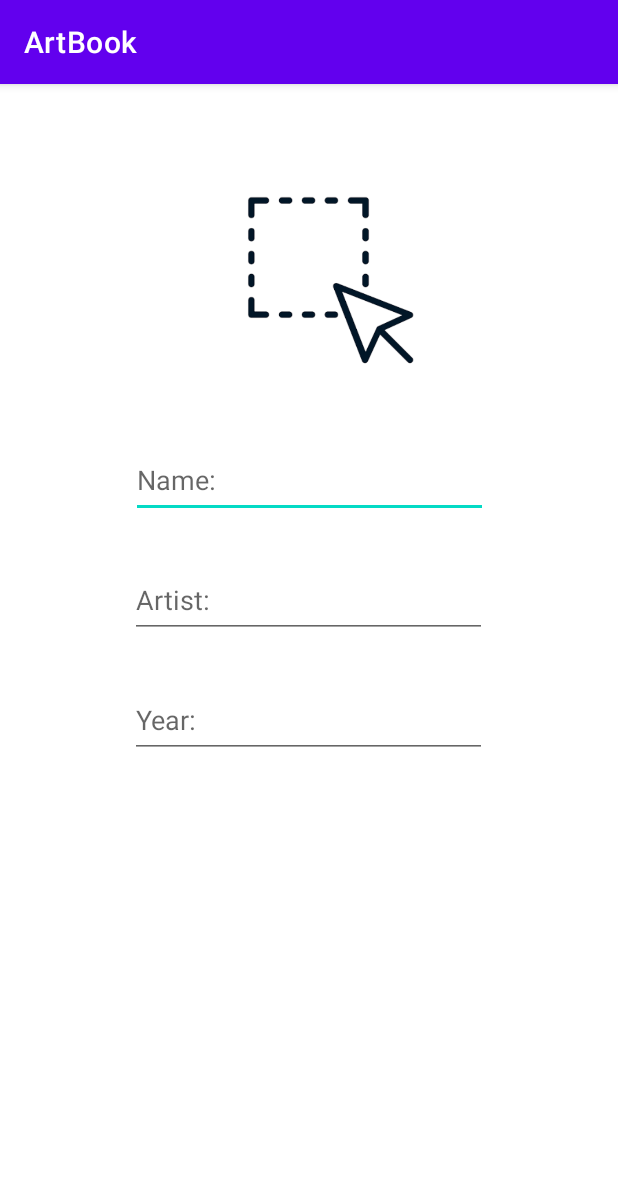
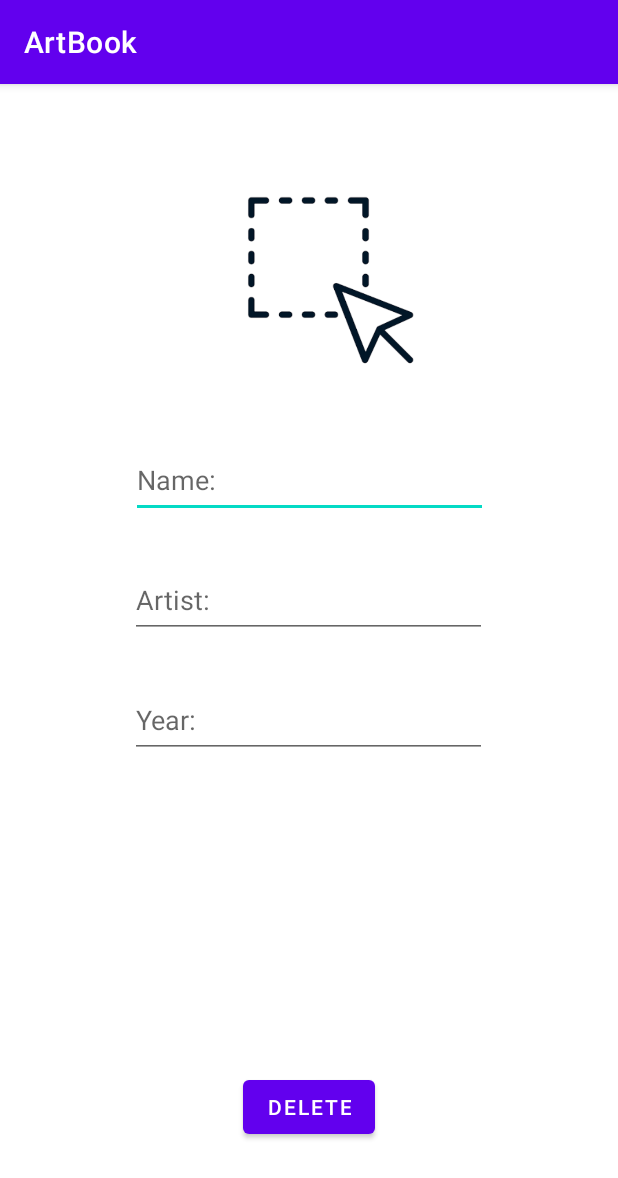
Before and after one commit to rebertiger/ArtBook, an Android app: the ArtActivity screen opened directly, with no data from a screen before it, on a phone screen of 412 x 824 dp. Shown: the top 1178 px of the screen. Run offline under Robolectric (Android 15) with nearby library versions, the phone set to English and light mode, and no system bars; 1 statement that could not run was skipped.

Commit message:
Add delete function.

```diff
--- a/app/src/main/java/com/reber/artbook/ArtActivity.java
+++ b/app/src/main/java/com/reber/artbook/ArtActivity.java
@@ -35,6 +35,7 @@ public class ArtActivity extends AppCompatActivity {
     ActivityResultLauncher<String> permissionLauncher;
     Bitmap selectedImage;
     SQLiteDatabase database;
+    int artId;
 
     @Override
     protected void onCreate(Bundle savedInstanceState) {
@@ -43,95 +44,99 @@ public class ArtActivity extends AppCompatActivity {
         View view = binding.getRoot();
         setContentView(view);
         registerLauncher(); //register
-        database = this.openOrCreateDatabase("Arts",MODE_PRIVATE,null);
-
+        database = this.openOrCreateDatabase("Arts", MODE_PRIVATE, null);
 
 
         Intent intent = getIntent();
         String info = intent.getStringExtra("info");
-        if (info.equals("new")){
+        if (info.equals("new")) {
+            binding.deleteButton.setVisibility(View.GONE);
             //add new data
             binding.nameText.setText("");
             binding.artistText.setText("");
             binding.yearText.setText("");
             binding.saveButton.setVisibility(View.VISIBLE);
             binding.imageView.setImageResource(R.drawable.selectimage);
-        }else{
-            int artId = intent.getIntExtra("artId",0);
+        } else {
+            binding.deleteButton.setVisibility(View.VISIBLE);
+            artId = intent.getIntExtra("artId", 0);
             binding.saveButton.setVisibility(View.INVISIBLE);
 
-            try{
-                Cursor cursor = database.rawQuery("SELECT * FROM arts WHERE id = ?",new String[]{String.valueOf(artId)});
+            try {
+                Cursor cursor = database.rawQuery("SELECT * FROM arts WHERE id = ?", new String[]{String.valueOf(artId)});
                 int artNameIx = cursor.getColumnIndex("artname");
                 int painterNameIx = cursor.getColumnIndex("paintername");
                 int yearIx = cursor.getColumnIndex("year");
                 int imageIx = cursor.getColumnIndex("image");
 
 
-                while (cursor.moveToNext()){
+                while (cursor.moveToNext()) {
                     //set info's
                     binding.nameText.setText(cursor.getString(artNameIx));
                     binding.artistText.setText(cursor.getString(painterNameIx));
                     binding.yearText.setText(cursor.getString(yearIx));
                     //bitmap needded to set image
                     byte[] bytes = cursor.getBlob(imageIx);
-                    Bitmap bitmap = BitmapFactory.decodeByteArray(bytes,0,bytes.length);
+                    Bitmap bitmap = BitmapFactory.decodeByteArray(bytes, 0, bytes.length);
                     binding.imageView.setImageBitmap(bitmap);
                 }
                 cursor.close();
-            }catch(Exception e){
+            } catch (Exception e) {
                 e.printStackTrace();
             }
         }
     }
-    public void save(View view){
+
+    public void save(View view) {
         //save
         String name = binding.nameText.getText().toString();
         String artistname = binding.artistText.getText().toString();
         String year = binding.yearText.getText().toString();
         //image to byte
-        Bitmap smallImage = makeSmallerImage(selectedImage,300);
+        Bitmap smallImage = makeSmallerImage(selectedImage, 300);
         ByteArrayOutputStream outputStream = new ByteArrayOutputStream();
-        smallImage.compress(Bitmap.CompressFormat.PNG,50,outputStream);
+        smallImage.compress(Bitmap.CompressFormat.PNG, 50, outputStream);
         byte[] byteArray = outputStream.toByteArray();
 
 
-        try{
+        try {
             database.execSQL("CREATE TABLE IF NOT EXISTS arts(id INTEGER PRIMARY KEY, artname VARCHAR, paintername VARCHAR, year VARCHAR, image BLOB)");
             String sqlString = "INSERT INTO arts (artname,paintername,year,image) VALUES(?, ?, ?, ?)";
             SQLiteStatement sqLiteStatement = database.compileStatement(sqlString);
-            sqLiteStatement.bindString(1,name);
-            sqLiteStatement.bindString(2,artistname);
-            sqLiteStatement.bindString(3,year);
-            sqLiteStatement.bindBlob(4,byteArray);
+            sqLiteStatement.bindString(1, name);
+            sqLiteStatement.bindString(2, artistname);
+            sqLiteStatement.bindString(3, year);
+            sqLiteStatement.bindBlob(4, byteArray);
             sqLiteStatement.execute();
 
-        }catch(Exception e){
+        } catch (Exception e) {
             //except
             e.printStackTrace();
         }
-        Intent intent = new Intent(ArtActivity.this,MainActivity.class);
+        Intent intent = new Intent(ArtActivity.this, MainActivity.class);
         intent.addFlags(Intent.FLAG_ACTIVITY_CLEAR_TOP);
         startActivity(intent);
     }
-    public Bitmap makeSmallerImage(Bitmap image, int maxSize){
+
+    public Bitmap makeSmallerImage(Bitmap image, int maxSize) {
         int width = image.getWidth();
         int height = image.getHeight();
-        float bitmapRatio = (float)width/(float)height;
-        if (bitmapRatio >1){
+        float bitmapRatio = (float) width / (float) height;
+        if (bitmapRatio > 1) {
             //landscape
             width = maxSize;
-            height = (int)(width/bitmapRatio);
-        }else{
+            height = (int) (width / bitmapRatio);
+        } else {
             //portrait
             height = maxSize;
-            width = (int) (height*bitmapRatio);
+            width = (int) (height * bitmapRatio);
         }
-        Bitmap scaledBitmap = Bitmap.createScaledBitmap(image,width,height,true);
+        Bitmap scaledBitmap = Bitmap.createScaledBitmap(image, width, height, true);
         return scaledBitmap;
     }
-    public void selectImage(View view){
-        if (Build.VERSION.SDK_INT>=Build.VERSION_CODES.TIRAMISU){
+
+    public void selectImage(View view) {
+        if (Build.VERSION.SDK_INT >= Build.VERSION_CODES.TIRAMISU) {
             //Android 13 Tiramisu read media images perm
             if (ContextCompat.checkSelfPermission(this, Manifest.permission.READ_MEDIA_IMAGES) != PackageManager.PERMISSION_GRANTED) {
                 if (ActivityCompat.shouldShowRequestPermissionRationale(this, Manifest.permission.READ_MEDIA_IMAGES)) {
@@ -142,16 +147,16 @@ public class ArtActivity extends AppCompatActivity {
                             permissionLauncher.launch(Manifest.permission.READ_MEDIA_IMAGES);
                         }
                     }).show();
-                } else{
+                } else {
                     //req permisson
                     permissionLauncher.launch(Manifest.permission.READ_MEDIA_IMAGES);
                 }
-            } else{
+            } else {
                 Intent galleryIntent = new Intent(Intent.ACTION_PICK, MediaStore.Images.Media.EXTERNAL_CONTENT_URI);
                 activityResultLauncher.launch(galleryIntent);
 
             }
-        } else{
+        } else {
             //Lower than API33
             if (ContextCompat.checkSelfPermission(this, Manifest.permission.READ_EXTERNAL_STORAGE) != PackageManager.PERMISSION_GRANTED) {
                 if (ActivityCompat.shouldShowRequestPermissionRationale(this, Manifest.permission.READ_EXTERNAL_STORAGE)) {
@@ -162,11 +167,11 @@ public class ArtActivity extends AppCompatActivity {
                             permissionLauncher.launch(Manifest.permission.READ_EXTERNAL_STORAGE);
                         }
                     }).show();
-                } else{
+                } else {
                     //req permisson
                     permissionLauncher.launch(Manifest.permission.READ_EXTERNAL_STORAGE);
                 }
-            } else{
+            } else {
                 Intent galleryIntent = new Intent(Intent.ACTION_PICK, MediaStore.Images.Media.EXTERNAL_CONTENT_URI);
                 activityResultLauncher.launch(galleryIntent);
 
@@ -174,28 +179,29 @@ public class ArtActivity extends AppCompatActivity {
         }
 
     }
+
     private void registerLauncher() {
         activityResultLauncher = registerForActivityResult(new ActivityResultContracts.StartActivityForResult(), new ActivityResultCallback<ActivityResult>() {
             @Override
             public void onActivityResult(ActivityResult result) {
-                if (result.getResultCode() == RESULT_OK){
+                if (result.getResultCode() == RESULT_OK) {
                     Intent intentFromResult = result.getData();
-                    if (intentFromResult != null){
+                    if (intentFromResult != null) {
                         //get location of image
                         Uri imageData = intentFromResult.getData();
                         //binding.imageView.setImageURI(imageData); // if you want to just set, but not to save to database
-                        try{
-                            if(Build.VERSION.SDK_INT>=28){
-                                ImageDecoder.Source source = ImageDecoder.createSource(getContentResolver(),imageData);
+                        try {
+                            if (Build.VERSION.SDK_INT >= 28) {
+                                ImageDecoder.Source source = ImageDecoder.createSource(getContentResolver(), imageData);
                                 selectedImage = ImageDecoder.decodeBitmap(source);
                                 binding.imageView.setImageBitmap(selectedImage);
                             } else {
-                                selectedImage = MediaStore.Images.Media.getBitmap(ArtActivity.this.getContentResolver(),imageData);
+                                selectedImage = MediaStore.Images.Media.getBitmap(ArtActivity.this.getContentResolver(), imageData);
                                 binding.imageView.setImageBitmap(selectedImage);
                             }
 
 
-                        } catch(Exception e){
+                        } catch (Exception e) {
                             e.printStackTrace();
                         }
                     }
@@ -205,11 +211,11 @@ public class ArtActivity extends AppCompatActivity {
         permissionLauncher = registerForActivityResult(new ActivityResultContracts.RequestPermission(), new ActivityResultCallback<Boolean>() {
             @Override
             public void onActivityResult(Boolean result) {
-                if (result){
+                if (result) {
                     //permission granted
                     //go to gallery
 
-                } else{
+                } else {
                     //denied
                     Toast.makeText(ArtActivity.this, "Permission needed.", Toast.LENGTH_SHORT).show();
                 }
@@ -217,4 +223,25 @@ public class ArtActivity extends AppCompatActivity {
         });
 
     }
+
+    public void delete(View view) {
+        //delete function
+        try {
+            Cursor cursor = database.rawQuery("SELECT * FROM arts",null);
+            database.execSQL("DELETE FROM arts WHERE id = ?", new String[]{String.valueOf(artId)});
+
+            //set info's
+            binding.nameText.setText("");
+            binding.artistText.setText("");
+            binding.yearText.setText("");
+            binding.imageView.setImageResource(R.drawable.selectimage);
+            cursor.close();
+        } catch (Exception e) {
+            e.printStackTrace();
+        }
+        Intent intent = new Intent(ArtActivity.this, MainActivity.class);
+        intent.addFlags(Intent.FLAG_ACTIVITY_CLEAR_TOP);
+        startActivity(intent);
+
+    }
 }
--- a/app/src/main/res/layout/activity_art.xml
+++ b/app/src/main/res/layout/activity_art.xml
@@ -70,4 +70,16 @@
         app:layout_constraintEnd_toEndOf="parent"
         app:layout_constraintStart_toStartOf="parent"
         app:layout_constraintTop_toBottomOf="@+id/yearText" />
+
+    <Button
+        android:id="@+id/deleteButton"
+        android:layout_width="wrap_content"
+        android:layout_height="wrap_content"
+        android:layout_marginBottom="16dp"
+        android:onClick="delete"
+        android:text="DELETE"
+        app:layout_constraintBottom_toBottomOf="parent"
+        app:layout_constraintEnd_toEndOf="parent"
+        app:layout_constraintStart_toStartOf="parent"
+        app:layout_constraintTop_toBottomOf="@+id/saveButton" />
 </androidx.constraintlayout.widget.ConstraintLayout>
```
